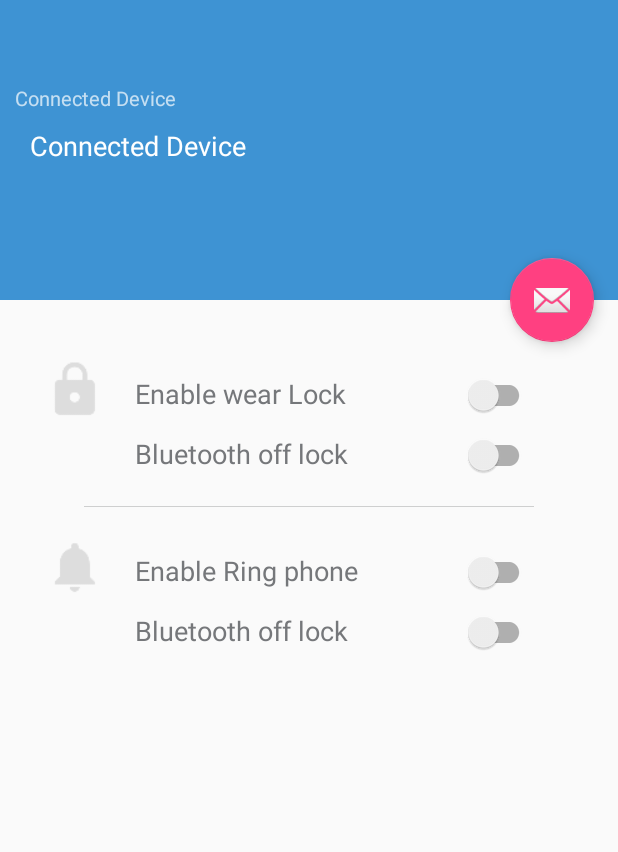
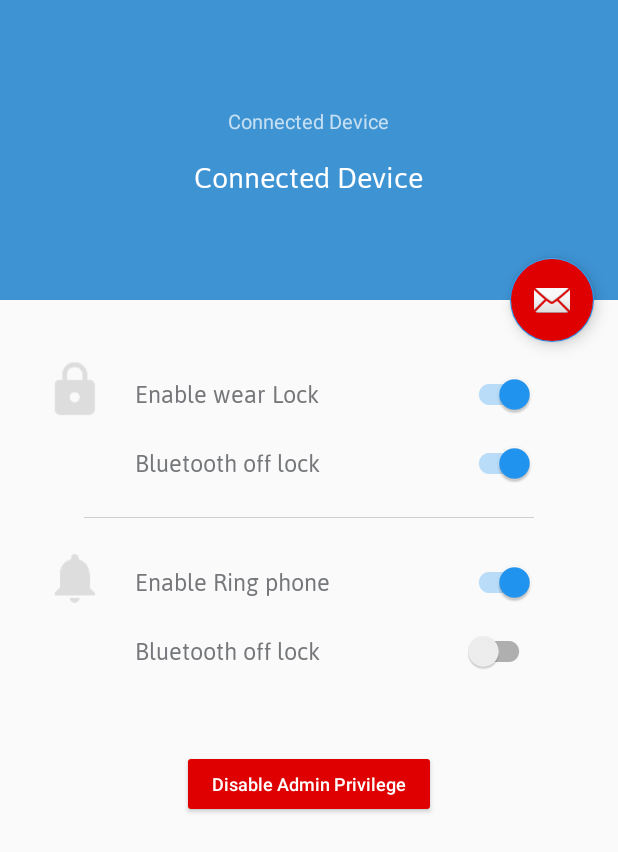
Before and after one commit to Muneefm/wear_lock, an Android app: the PreferanceActivity screen opened directly, with no data from a screen before it, on a phone screen of 412 x 824 dp. Shown: the top 852 px of the screen. Run offline under Robolectric (Android 15) with nearby library versions, the phone set to English and light mode, and no system bars; our stand-ins replace ButterKnife; 1 statement that could not run was skipped.

Commit message:
Added SharedPreference for pref

```diff
--- a/mobile/src/main/AndroidManifest.xml
+++ b/mobile/src/main/AndroidManifest.xml
@@ -9,7 +9,7 @@
         android:allowBackup="true"
         android:icon="@mipmap/ic_launcher"
         android:label="@string/app_name"
-        android:roundIcon="@mipmap/ic_launcher_round"
+        android:roundIcon="@mipmap/ic_launcher"
         android:supportsRtl="true"
         android:theme="@style/AppTheme">
         <activity
--- a/mobile/src/main/java/mnf/android/wearlock/Activity/PreferanceActivity.java
+++ b/mobile/src/main/java/mnf/android/wearlock/Activity/PreferanceActivity.java
@@ -1,12 +1,16 @@
 package mnf.android.wearlock.Activity;
 
+import android.content.Context;
+import android.graphics.Typeface;
 import android.os.Bundle;
 import android.support.design.widget.FloatingActionButton;
 import android.support.design.widget.Snackbar;
 import android.support.v7.app.AppCompatActivity;
+import android.support.v7.widget.SwitchCompat;
 import android.support.v7.widget.Toolbar;
 import android.util.Log;
 import android.view.View;
+import android.widget.CompoundButton;
 import android.widget.ImageView;
 import android.widget.TextView;
 
@@ -19,18 +23,57 @@ import butterknife.ButterKnife;
 import mnf.android.wearlock.ApplicationController;
 import mnf.android.wearlock.Interfaces.WearNodeApiListener;
 import mnf.android.wearlock.R;
+import mnf.android.wearlock.misc.PreferensHandler;
 
 public class PreferanceActivity extends AppCompatActivity {
     @BindView(R.id.device_name)
     TextView deviceName;
+
+    @BindView(R.id.lock_text)
+    TextView enableLockTv;
+
+    @BindView(R.id.lock_blue_text)
+    TextView enableBlueLockTv;
+
+    @BindView(R.id.alert_text)
+    TextView enableRingLockTv;
+
+    @BindView(R.id.demo_text)
+    TextView demoTv;
+
+
+    @BindView(R.id.switch_lock)
+    SwitchCompat switchLockWear;
+    @BindView(R.id.switchCompat)
+    SwitchCompat switchBluetoothLock;
+    @BindView(R.id.switch_ring_phone)
+    SwitchCompat switchRingPhone;
+   /* @SwitchCompat(R.id.demo_text)
+    TextView demoTv;*/
+
+    PreferensHandler pref;
+    Context c;
+
     @Override
     protected void onCreate(Bundle savedInstanceState) {
         super.onCreate(savedInstanceState);
         setContentView(R.layout.activity_preferance);
         ButterKnife.bind(this);
-
+        c = this;
         Toolbar toolbar = (Toolbar) findViewById(R.id.toolbar);
         setSupportActionBar(toolbar);
+        pref  = new PreferensHandler(c);
+        Typeface face = Typeface.createFromAsset(getAssets(), "fonts/Jaldi-Regular.ttf");
+        enableLockTv.setTypeface(face);
+        enableBlueLockTv.setTypeface(face);
+        enableRingLockTv.setTypeface(face);
+        demoTv.setTypeface(face);
+        deviceName.setTypeface(face);
+
+        //tvMovie.setTypeface(face);
+        switchLockWear.setChecked(pref.getWearLockEnable());
+        switchBluetoothLock.setChecked(pref.getBluetoothLock());
+        switchRingPhone.setChecked(pref.getPhoneRignEnable());
 
         FloatingActionButton fab = (FloatingActionButton) findViewById(R.id.fab);
         fab.setOnClickListener(new View.OnClickListener() {
@@ -40,6 +83,37 @@ public class PreferanceActivity extends AppCompatActivity {
                         .setAction("Action", null).show();
             }
         });
+        switchLockWear.setOnCheckedChangeListener(new CompoundButton.OnCheckedChangeListener() {
+            @Override
+            public void onCheckedChanged(CompoundButton buttonView, boolean isChecked) {
+                if(isChecked && !new ApplicationController().isAdminActive()){
+                    // call dialogue
+                }else{
+                    pref.setWearLockEnable(isChecked);
+                }
+
+            }
+        });
+
+        switchBluetoothLock.setOnCheckedChangeListener(new CompoundButton.OnCheckedChangeListener() {
+            @Override
+            public void onCheckedChanged(CompoundButton buttonView, boolean isChecked) {
+                pref.setBluetoothLock(isChecked);
+            }
+        });
+
+        switchRingPhone.setOnCheckedChangeListener(new CompoundButton.OnCheckedChangeListener() {
+            @Override
+            public void onCheckedChanged(CompoundButton buttonView, boolean isChecked) {
+                pref.setPhoneRignEnable(isChecked);
+            }
+        });
+
+    }
+
+    @Override
+    protected void onResume() {
+        super.onResume();
         new ApplicationController().setWearNodeListener(new WearNodeApiListener() {
             @Override
             public void onNodeConnected(List<Node> nodeList) {
--- a/mobile/src/main/java/mnf/android/wearlock/ApplicationController.java
+++ b/mobile/src/main/java/mnf/android/wearlock/ApplicationController.java
@@ -30,6 +30,7 @@ import mnf.android.wearlock.Interfaces.WearNodeApiListener;
 import mnf.android.wearlock.Tools.DeviceAdmin;
 import mnf.android.wearlock.Tools.WearListener;
 import mnf.android.wearlock.misc.BroadCast;
+import mnf.android.wearlock.misc.PreferensHandler;
 
 /**
  * Created by muneef on 10/06/17.
@@ -44,10 +45,12 @@ public class ApplicationController extends Application implements NavigationView
     private static GoogleApiClient mGoogleApiClient;
     private int count = 0;
     static WearNodeApiListener mNodeListener;
+    static PreferensHandler pref;
     @Override
     public void onCreate() {
         super.onCreate();
         c = this;
+        pref = new PreferensHandler(c);
         mDevicePolicyManager  = (DevicePolicyManager)getSystemService(Context.DEVICE_POLICY_SERVICE);
         mGoogleApiClient = new GoogleApiClient.Builder(this)
                 .addApi(Wearable.API)
@@ -58,6 +61,7 @@ public class ApplicationController extends Application implements NavigationView
         registerReceiver(new BroadCast(), new IntentFilter(BluetoothAdapter.ACTION_STATE_CHANGED));
         Log.e("ApplicationController","Application controller last ");
     }
+
 
     public void getWearDeviceConected(){
 
@@ -83,10 +87,10 @@ public class ApplicationController extends Application implements NavigationView
     }
 
     public void lockDevice(){
-    if(isAdminActive()){
+    if(isAdminActive()&&pref.getWearLockEnable()){
         mDevicePolicyManager.lockNow();
     }else{
-        Log.e("lock","device does not have admin access");
+        Log.e("lock","device does not have admin access or preference is false = "+pref.getWearLockEnable());
     }
     }
     public boolean isAdminActive(){
--- /dev/null
+++ b/mobile/src/main/java/mnf/android/wearlock/misc/PreferensHandler.java
@@ -0,0 +1,60 @@
+package mnf.android.wearlock.misc;
+
+import android.annotation.SuppressLint;
+import android.content.Context;
+import android.content.SharedPreferences;
+
+/**
+ * Created by muneef on 17/06/17.
+ */
+
+public class PreferensHandler {
+
+    SharedPreferences pref;
+
+    SharedPreferences.Editor editor;
+    Context c;
+    int PRIVATE_MODE = 0;
+    private static final String PREF_NAME = "settings_pref";
+    final String wear_lock_enable = "enable_lock";
+    final String bluetooth_lock_enable = "blue_lock";
+    final String phone_ring_enable = "ring_phone";
+
+
+    @SuppressLint("CommitPrefEdits")
+    public PreferensHandler(Context context) {
+        this.c = context;
+        pref = c.getSharedPreferences(PREF_NAME, PRIVATE_MODE);
+        editor = pref.edit();
+    }
+
+    public void setWearLockEnable(Boolean var){
+        editor.putBoolean(wear_lock_enable, var);
+        editor.commit();
+    }
+
+    public Boolean getWearLockEnable(){
+        return pref.getBoolean(wear_lock_enable, true);
+    }
+
+    public void setBluetoothLock(Boolean var){
+        editor.putBoolean(bluetooth_lock_enable, var);
+        editor.commit();
+    }
+
+    public Boolean getBluetoothLock(){
+        return pref.getBoolean(bluetooth_lock_enable, true);
+    }
+
+
+    public void setPhoneRignEnable(Boolean var){
+        editor.putBoolean(phone_ring_enable, var);
+        editor.commit();
+    }
+
+    public Boolean getPhoneRignEnable(){
+        return pref.getBoolean(phone_ring_enable, true);
+    }
+
+
+}
--- a/mobile/src/main/res/layout/activity_preferance.xml
+++ b/mobile/src/main/res/layout/activity_preferance.xml
@@ -32,11 +32,15 @@
             <RelativeLayout
                 android:layout_width="match_parent"
                 android:layout_marginLeft="10dp"
+                android:layout_marginRight="10dp"
+
                 android:layout_marginTop="?attr/actionBarSize"
                 android:layout_height="match_parent">
                 <TextView
                     android:id="@+id/tag_conected"
+                    android:layout_marginTop="15dp"
                     android:layout_width="wrap_content"
+                    android:layout_centerHorizontal="true"
                     android:layout_height="wrap_content"
                     android:text="Connected Device"
                     android:textSize="13dp"
@@ -48,8 +52,9 @@
                     android:layout_height="wrap_content"
                     android:layout_marginTop="10dp"
                     android:textColor="@color/white"
-                    android:layout_marginLeft="10dp"
-                    android:textSize="18dp"
+                    android:layout_centerHorizontal="true"
+                    android:layout_marginLeft="0dp"
+                    android:textSize="22dp"
                     android:text="Connected Device"
                     />
 
@@ -76,6 +81,7 @@
         android:layout_height="wrap_content"
         android:layout_margin="@dimen/fab_margin"
         app:layout_anchor="@id/app_bar"
+        android:backgroundTint="@color/red"
         app:layout_anchorGravity="bottom|end"
         app:srcCompat="@android:drawable/ic_dialog_email" />
 
--- a/mobile/src/main/res/layout/content_preferance.xml
+++ b/mobile/src/main/res/layout/content_preferance.xml
@@ -41,19 +41,22 @@
                 android:layout_height="wrap_content"
                 android:text="Enable wear Lock"
                 android:textSize="18dp"
-                android:layout_marginTop="10dp"
+                android:layout_marginTop="8dp"
                 android:textColor="@color/raven"
                 android:layout_marginLeft="20dp"
                  android:layout_toRightOf="@+id/lock_icon"
                 />
             <android.support.v7.widget.SwitchCompat
+                android:id="@+id/switch_lock"
                 android:layout_width="wrap_content"
-                android:layout_marginTop="10dp"
-                android:layout_marginRight="25dp"
-                android:layout_alignParentRight="true"
-                android:layout_height="wrap_content" />
+                android:layout_height="wrap_content"
+                android:layout_alignBaseline="@+id/lock_text"
+                android:layout_alignBottom="@+id/lock_text"
+                android:layout_alignLeft="@+id/switchCompat"
+                android:layout_alignStart="@+id/switchCompat" />
 
             <TextView
+                android:id="@+id/lock_blue_text"
                 android:layout_width="wrap_content"
                 android:layout_height="wrap_content"
                 android:text="Bluetooth off lock"
@@ -67,12 +70,15 @@
 
             <android.support.v7.widget.SwitchCompat
                 android:layout_width="wrap_content"
-                android:layout_marginTop="15dp"
-                android:layout_below="@+id/lock_text"
 
                 android:layout_marginRight="25dp"
+                android:layout_height="wrap_content"
+                android:id="@+id/switchCompat"
+                android:layout_alignBaseline="@+id/lock_blue_text"
+                android:layout_alignBottom="@+id/lock_blue_text"
                 android:layout_alignParentRight="true"
-                android:layout_height="wrap_content" />
+                android:layout_alignParentEnd="true"
+                android:layout_marginEnd="25dp" />
 
         </RelativeLayout>
 
@@ -89,6 +95,7 @@
             />
 
         <RelativeLayout
+            android:id="@+id/container_notification"
             android:layout_below="@+id/divider"
             android:layout_width="wrap_content"
             android:layout_marginLeft="30dp"
@@ -122,19 +129,22 @@
                 android:layout_height="wrap_content"
                 android:text="Enable Ring phone"
                 android:textSize="18dp"
-                android:layout_marginTop="10dp"
+                android:layout_marginTop="8dp"
                 android:textColor="@color/raven"
                 android:layout_marginLeft="20dp"
                 android:layout_toRightOf="@+id/alert_icon"
                 />
             <android.support.v7.widget.SwitchCompat
+                android:id="@+id/switch_ring_phone"
                 android:layout_width="wrap_content"
-                android:layout_marginTop="10dp"
-                android:layout_marginRight="25dp"
-                android:layout_alignParentRight="true"
-                android:layout_height="wrap_content" />
+                android:layout_height="wrap_content"
+                android:layout_alignBaseline="@+id/alert_text"
+                android:layout_alignBottom="@+id/alert_text"
+                android:layout_alignLeft="@+id/switchCompat2"
+                android:layout_alignStart="@+id/switchCompat2" />
 
             <TextView
+                android:id="@+id/demo_text"
                 android:layout_width="wrap_content"
                 android:layout_height="wrap_content"
                 android:text="Bluetooth off lock"
@@ -148,11 +158,39 @@
 
             <android.support.v7.widget.SwitchCompat
                 android:layout_width="wrap_content"
-                android:layout_marginTop="15dp"
-                android:layout_below="@+id/alert_text"
+
                 android:layout_marginRight="25dp"
+                android:layout_height="wrap_content"
+                android:id="@+id/switchCompat2"
+                android:layout_alignBaseline="@+id/demo_text"
+                android:layout_alignBottom="@+id/demo_text"
                 android:layout_alignParentRight="true"
-                android:layout_height="wrap_content" />
+                android:layout_alignParentEnd="true"
+                android:layout_marginEnd="25dp" />
+
+        </RelativeLayout>
+
+
+        <RelativeLayout
+            android:layout_below="@+id/container_notification"
+            android:layout_marginTop="50dp"
+            android:layout_width="match_parent"
+            android:layout_height="wrap_content">
+            <Button
+                android:backgroundTint="@color/red"
+
+                android:layout_width="wrap_content"
+                android:layout_height="45dp"
+                android:layout_centerHorizontal="true"
+                android:paddingRight="20dp"
+                android:textAllCaps="false"
+                android:textSize="12dp"
+                android:paddingLeft="20dp"
+                android:elevation="10dp"
+
+                android:textColor="@color/white"
+                android:text="Disable Admin Privilege"
+                />
 
         </RelativeLayout>
 
--- a/mobile/src/main/res/values/colors.xml
+++ b/mobile/src/main/res/values/colors.xml
@@ -147,6 +147,9 @@
 
     <color name="nallaBlue">#0abce0</color>
 
+    <color name="blue600">#1E88E5</color>
+    <color name="blue700">#1976D2</color>
+    <color name="blue800">#1565C0</color>
 
 
 
--- a/mobile/src/main/res/values/strings.xml
+++ b/mobile/src/main/res/values/strings.xml
@@ -93,6 +93,6 @@
         "For example, position the FAB to one side of stream of a cards so the FAB won’t interfere "
         "when a user tries to pick up one of cards.\n\n"
     </string>
-    <string name="no_device_connected">No Device Connected</string>
+    <string name="no_device_connected">Wear not Connected</string>
 
 </resources>
--- a/mobile/src/main/res/values/styles.xml
+++ b/mobile/src/main/res/values/styles.xml
@@ -5,7 +5,7 @@
         <!-- Customize your theme here. -->
         <item name="colorPrimary">@color/curious_blue</item>
         <item name="colorPrimaryDark">@color/curious_blue</item>
-        <item name="colorAccent">@color/colorAccent</item>
+        <item name="colorAccent">@color/blue500</item>
     </style>
 
     <style name="AppTheme.NoActionBar">
```
Also changed, not shown: mobile/src/main/assets/fonts/Jaldi-Regular.ttf (added).
